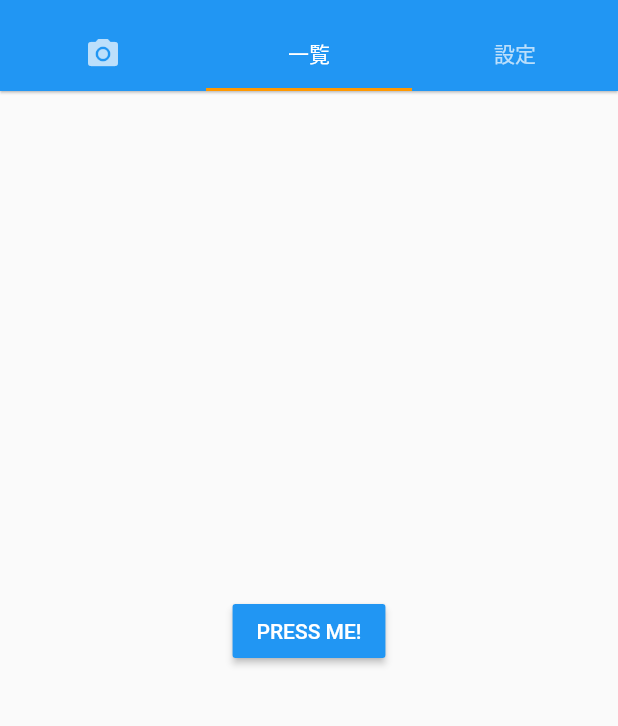
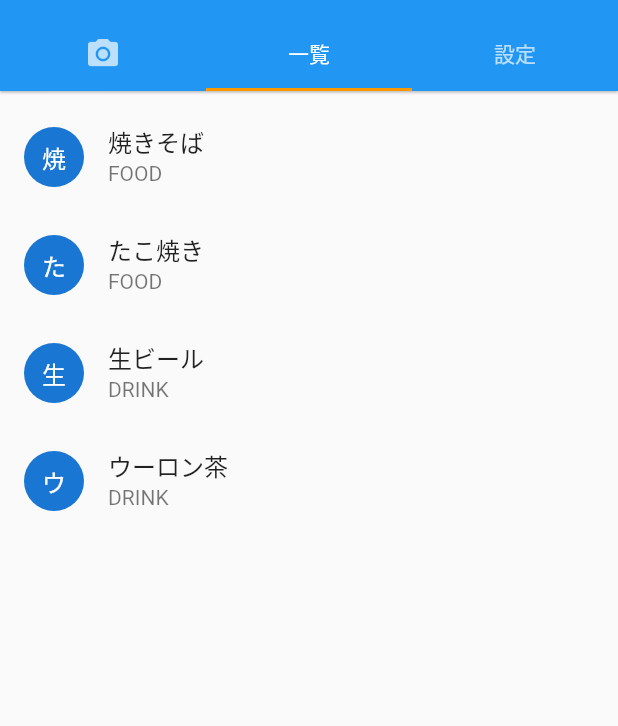
Before and after one commit to edo1z/flutter_study, a Flutter app: the screen it shows after launch, on a phone screen of 412 x 824 dp, the part 65-791 px from its top. Run offline on Flutter 3.47's test engine with Material 2 defaults, Android fonts, the phone set to English and light mode, and no system bars.

Commit message:
ListViewの表示

```diff
--- a/lib/home.dart
+++ b/lib/home.dart
@@ -1,5 +1,5 @@
 import 'package:flutter/material.dart';
-import 'package:hoge/pages/hoge.dart';
+import 'package:hoge/pages/menu_list.dart';
 import 'package:hoge/pages/hello.dart';
 
 class Hello extends StatefulWidget {
@@ -40,9 +40,9 @@ class _HelloState extends State<Hello> with SingleTickerProviderStateMixin {
       body: TabBarView(
           controller: _tabController,
           children: <Widget>[
-            HogeScreen(),
             HelloScreen(),
-            HogeScreen(),
+            MenuListScreen(),
+            HelloScreen(),
           ]
       )
     );
--- /dev/null
+++ b/lib/menu_list/menu_list.dart
@@ -0,0 +1,23 @@
+import 'package:flutter/material.dart';
+import 'package:hoge/menu_list/menu_list_item.dart';
+import 'package:hoge/menu_list/model/menu.dart';
+
+class MenuList extends StatelessWidget {
+  final List<MenuModel> _menuModel;
+
+  MenuList(this._menuModel);
+
+  @override
+  Widget build(BuildContext context) {
+    return ListView(
+      padding: EdgeInsets.symmetric(vertical: 8.0),
+      children: _buildMenuList(),
+    );
+  }
+
+  List<MenuListItem> _buildMenuList() {
+    return _menuModel
+        .map((menu) => MenuListItem(menu))
+        .toList();
+  }
+}
--- /dev/null
+++ b/lib/menu_list/menu_list_item.dart
@@ -0,0 +1,16 @@
+import 'package:flutter/material.dart';
+import 'package:hoge/menu_list/model/menu.dart';
+
+class MenuListItem extends StatelessWidget {
+  final MenuModel _menuModel;
+
+  MenuListItem(this._menuModel);
+
+  @override
+  Widget build(BuildContext context) {
+    return ListTile(
+        leading: CircleAvatar(child: Text(_menuModel.name[0])),
+        title: Text(_menuModel.name),
+        subtitle: Text(_menuModel.type));
+  }
+}
--- /dev/null
+++ b/lib/menu_list/model/menu.dart
@@ -0,0 +1,7 @@
+class MenuModel {
+  final String type;
+  final String name;
+  final int price;
+
+  const MenuModel({this.type, this.name, this.price});
+}
--- a/lib/pages/hoge.dart
+++ /dev/null
@@ -1,13 +0,0 @@
-import 'package:flutter/material.dart';
-
-class HogeScreen extends StatelessWidget {
-  @override
-  Widget build(BuildContext context) {
-    return new Center(
-      child: new Text(
-        "ほげ",
-        style: new TextStyle(fontSize: 40.0),
-      ),
-    );
-  }
-}
--- /dev/null
+++ b/lib/pages/menu_list.dart
@@ -0,0 +1,19 @@
+import 'package:flutter/material.dart';
+import 'package:hoge/menu_list/menu_list.dart';
+import 'package:hoge/menu_list/model/menu.dart';
+
+class MenuListScreen extends StatelessWidget {
+  _buildMenuList() {
+    return <MenuModel>[
+      const MenuModel(type: 'FOOD', name: '焼きそば', price: 400),
+      const MenuModel(type: 'FOOD', name: 'たこ焼き', price: 500),
+      const MenuModel(type: 'DRINK', name: '生ビール', price: 400),
+      const MenuModel(type: 'DRINK', name: 'ウーロン茶', price: 150),
+    ];
+  }
+
+  @override
+  Widget build(BuildContext context) {
+    return Scaffold(body: MenuList(_buildMenuList()));
+  }
+}
```
